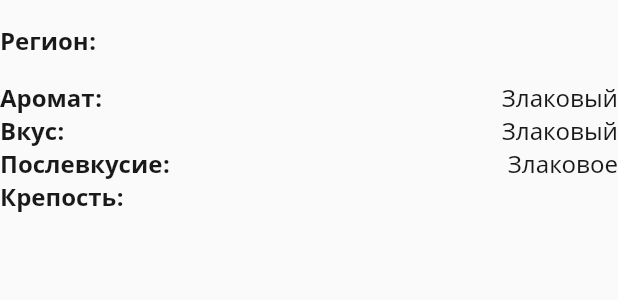
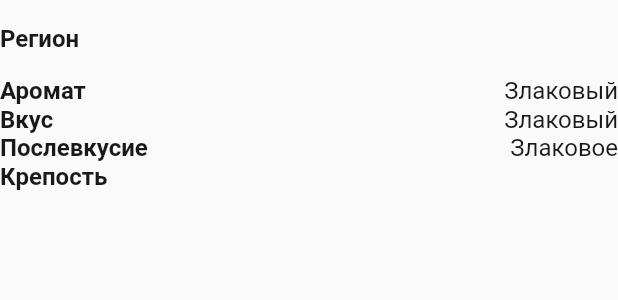
Before and after one commit to DanielNekrasov/whisky-flutter-app, a Flutter app: the DataTable widget shown alone on an empty page, opened directly with empty values, on a phone screen of 412 x 824 dp. Shown: the top 300 px of the screen. Run offline on Flutter 3.47's test engine with Material 2 defaults, Android fonts, the light colour scheme and no system bars; our stand-ins replace firebase_database; accounts and stored records are empty.

Commit message:
change styles + refactoring

```diff
--- a/lib/screens/details.dart
+++ b/lib/screens/details.dart
@@ -115,14 +115,33 @@ class InfoView extends StatelessWidget {
           Row(
             mainAxisSize: MainAxisSize.min,
             children: [
-              CupertinoSwitch(
-                value: whisky.isFavorite,
-                onChanged: (value) {
-                  appState.setFavorite(id, value);
-                },
+              Expanded(
+                child: whisky.isFavorite
+                    ? CupertinoButton(
+                        color: Styles.buttonGrayColor,
+                        child: Row(
+                          mainAxisAlignment: MainAxisAlignment.center,
+                          children: <Widget>[
+                            Text('В избранном'),
+                            SizedBox(width: 8),
+                            Icon(
+                              CupertinoIcons.check_mark_circled,
+                              size: 20,
+                            ),
+                          ],
+                        ),
+                        onPressed: () {
+                          appState.setFavorite(whisky.id, false);
+                        },
+                      )
+                    : CupertinoButton(
+                        color: Styles.buttonColor,
+                        child: Text('Сохранить в избранное'),
+                        onPressed: () {
+                          appState.setFavorite(whisky.id, true);
+                        },
+                      ),
               ),
-              SizedBox(width: 8),
-              Text('Сохранить в избранное'),
             ],
           ),
         ],
@@ -151,7 +170,7 @@ class DataTable extends StatelessWidget {
                         child: Padding(
                           padding: const EdgeInsets.only(bottom: 16.0),
                           child: Text(
-                            'Регион:',
+                            'Регион',
                             style: Styles.detailsTableLabelText,
                           ),
                         ),
@@ -169,7 +188,7 @@ class DataTable extends StatelessWidget {
                     children: [
                       TableCell(
                         child: Text(
-                          'Аромат:',
+                          'Аромат',
                           style: Styles.detailsTableLabelText,
                         ),
                       ),
@@ -186,7 +205,7 @@ class DataTable extends StatelessWidget {
                     children: [
                       TableCell(
                         child: Text(
-                          'Вкус:',
+                          'Вкус',
                           style: Styles.detailsTableLabelText,
                         ),
                       ),
@@ -203,7 +222,7 @@ class DataTable extends StatelessWidget {
                     children: [
                       TableCell(
                         child: Text(
-                          'Послевкусие:',
+                          'Послевкусие',
                           style: Styles.detailsTableLabelText,
                         ),
                       ),
@@ -220,7 +239,7 @@ class DataTable extends StatelessWidget {
                     children: [
                       TableCell(
                         child: Text(
-                          'Крепость:',
+                          'Крепость',
                           style: Styles.detailsTableLabelText,
                         ),
                       ),
--- a/lib/screens/list.dart
+++ b/lib/screens/list.dart
@@ -35,7 +35,7 @@ class _ListScreenState extends State<ListScreen> {
 
   Widget _createSearchBox() {
     return Padding(
-      padding: const EdgeInsets.all(8),
+      padding: const EdgeInsets.all(16),
       child: SearchBar(
         controller: controller,
         focusNode: focusNode,
@@ -49,12 +49,13 @@ class _ListScreenState extends State<ListScreen> {
         child: Padding(
           padding: const EdgeInsets.symmetric(horizontal: 24),
           child: Text(
-            'Нет ничего даже похожего...',
+            'Нет ничего с таким названием',
             style: Styles.headlineDescription,
           ),
         ),
       );
     }
+    print(whiskies.length);
 
     return ListView.builder(
       itemCount: whiskies.length,
@@ -85,7 +86,7 @@ class _ListScreenState extends State<ListScreen> {
                 Expanded(
                   child: CupertinoScrollbar(
                     child: _buildSearchResults(
-                      model.searchVeggies(terms),
+                      model.searchWhiskies(terms),
                     ),
                   ),
                 ),
--- a/lib/styles.dart
+++ b/lib/styles.dart
@@ -7,7 +7,6 @@ abstract class Styles {
 
   static const cardTitleText = TextStyle(
     color: Color.fromRGBO(0, 0, 0, 0.9),
-    fontFamily: 'NotoSans',
     fontSize: 26,
     height: 1,
     fontStyle: FontStyle.normal,
@@ -16,7 +15,6 @@ abstract class Styles {
 
   static const cardDescriptionText = TextStyle(
     color: Color.fromRGBO(0, 0, 0, 0.9),
-    fontFamily: 'NotoSans',
     fontSize: 16,
     fontStyle: FontStyle.normal,
     fontWeight: FontWeight.normal,
@@ -24,7 +22,6 @@ abstract class Styles {
 
   static const detailsTitleText = TextStyle(
     color: Color.fromRGBO(0, 0, 0, 0.9),
-    fontFamily: 'NotoSans',
     fontSize: 30,
     fontStyle: FontStyle.normal,
     fontWeight: FontWeight.bold,
@@ -32,7 +29,6 @@ abstract class Styles {
 
   static const detailsDescriptionText = TextStyle(
     color: Color.fromRGBO(0, 0, 0, 0.9),
-    fontFamily: 'NotoSans',
     fontSize: 16,
     fontStyle: FontStyle.normal,
     fontWeight: FontWeight.normal,
@@ -40,7 +36,6 @@ abstract class Styles {
 
   static const detailsCategoryText = TextStyle(
     color: Color.fromRGBO(0, 0, 0, 0.7),
-    fontFamily: 'NotoSans',
     fontSize: 16,
     fontStyle: FontStyle.normal,
     fontWeight: FontWeight.normal,
@@ -48,7 +43,6 @@ abstract class Styles {
 
   static const detailsTableHeaderText = TextStyle(
     color: Color.fromRGBO(176, 176, 176, 1),
-    fontFamily: 'NotoSans',
     fontSize: 16,
     fontStyle: FontStyle.normal,
     fontWeight: FontWeight.bold,
@@ -56,7 +50,6 @@ abstract class Styles {
 
   static const detailsTableLabelText = TextStyle(
     color: Color.fromRGBO(0, 0, 0, 0.9),
-    fontFamily: 'NotoSans',
     fontSize: 16,
     fontStyle: FontStyle.normal,
     fontWeight: FontWeight.bold,
@@ -64,7 +57,6 @@ abstract class Styles {
 
   static const detailsTableValueText = TextStyle(
     color: Color.fromRGBO(0, 0, 0, 0.9),
-    fontFamily: 'NotoSans',
     fontSize: 16,
     fontStyle: FontStyle.normal,
     fontWeight: FontWeight.normal,
@@ -72,7 +64,6 @@ abstract class Styles {
 
   static const detailsTableNoteText = TextStyle(
     color: Color.fromRGBO(0, 0, 0, 0.9),
-    fontFamily: 'NotoSans',
     fontSize: 16,
     fontStyle: FontStyle.italic,
     fontWeight: FontWeight.normal,
@@ -87,7 +78,6 @@ abstract class Styles {
   static const Color searchIconColor = Color.fromRGBO(128, 128, 128, 1);
   static const TextStyle searchText = TextStyle(
     color: Color.fromRGBO(0, 0, 0, 1),
-    fontFamily: 'NotoSans',
     fontSize: 14,
     fontStyle: FontStyle.normal,
     fontWeight: FontWeight.normal,
@@ -97,7 +87,6 @@ abstract class Styles {
 
   static const headlineName = TextStyle(
     color: Color.fromRGBO(0, 0, 0, 0.9),
-    fontFamily: 'NotoSans',
     fontSize: 20,
     fontStyle: FontStyle.normal,
     fontWeight: FontWeight.bold,
@@ -105,7 +94,6 @@ abstract class Styles {
 
   static const headlineDescription = TextStyle(
     color: Color.fromRGBO(0, 0, 0, 0.8),
-    fontFamily: 'NotoSans',
     fontSize: 16,
     fontStyle: FontStyle.normal,
     fontWeight: FontWeight.normal,
@@ -113,7 +101,6 @@ abstract class Styles {
 
   static const headlineItalicDescription = TextStyle(
     color: Color.fromRGBO(0, 0, 0, 0.8),
-    fontFamily: 'NotoSans',
     fontSize: 16,
     fontStyle: FontStyle.italic,
     fontWeight: FontWeight.normal,
@@ -121,7 +108,7 @@ abstract class Styles {
 
   static const cardFooterBackground = Color(0xffe0e0e0);
 
-  static const starColor = Colors.amberAccent;
+  static const starColor = Color(0xff000000);
 
   static const starBordered = IconData(
     0xf4b2,
@@ -134,4 +121,7 @@ abstract class Styles {
     fontFamily: CupertinoIcons.iconFont,
     fontPackage: CupertinoIcons.iconFontPackage,
   );
+
+  static const buttonColor = Color.fromARGB(255, 0, 122, 255);
+  static const buttonGrayColor = Color(0xff808080);
 }
--- a/lib/widgets/whisky_headline.dart
+++ b/lib/widgets/whisky_headline.dart
@@ -27,7 +27,7 @@ class ZoomClipAssetImage extends StatelessWidget {
       width: width,
       alignment: Alignment.center,
       child: ClipRRect(
-        borderRadius: BorderRadius.circular(10),
+        borderRadius: BorderRadius.circular(50),
         child: OverflowBox(
           maxHeight: height * zoom,
           maxWidth: width * zoom,
```
Also changed, not shown: lib/data/app_state.dart (+7 -6 lines), lib/data/whisky.dart (+14 -6 lines), lib/screens/home.dart (+13 -7 lines), pubspec.yaml (+0 -14 lines).
